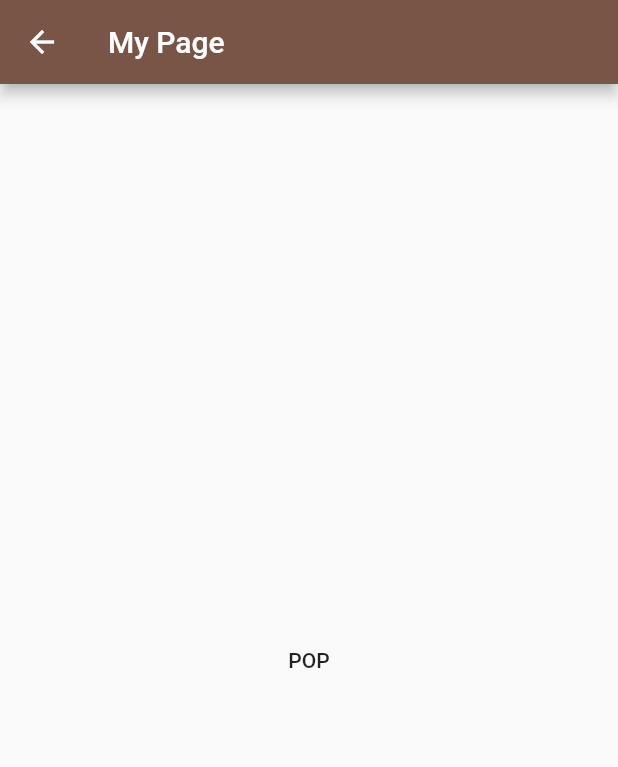
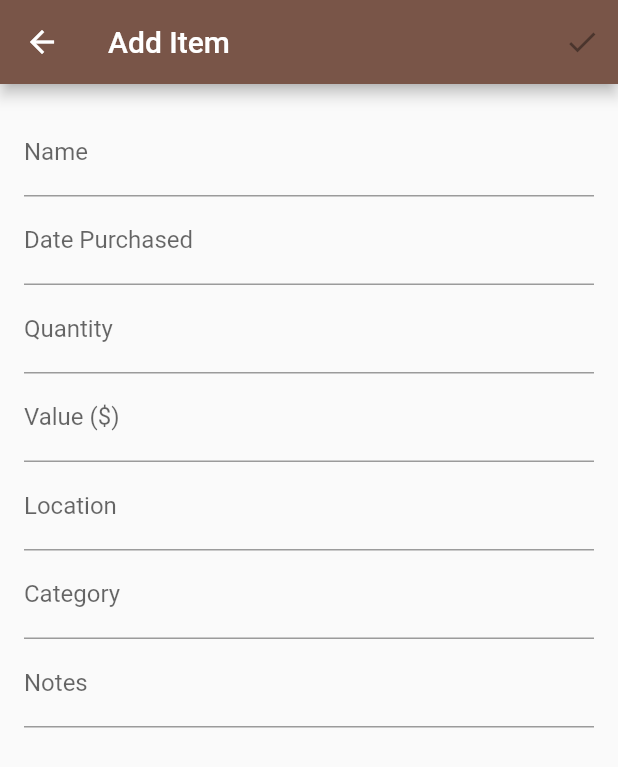
Before and after one commit to sean-scott/inventory-flutter, a Flutter app: the screen it shows after launch, after a tap on the "add" icon, on a phone screen of 412 x 824 dp. Shown: the top 767 px of the screen. Run offline on Flutter 3.47's test engine with Material 2 defaults, Android fonts, the phone set to English and light mode, and no system bars.

Commit message:
Started Add Item page

```diff
--- a/lib/main.dart
+++ b/lib/main.dart
@@ -46,36 +46,68 @@ class MyHomePage extends StatefulWidget {
 }
 
 class _MyHomePageState extends State<MyHomePage> {
-  int _counter = 0;
-
   void _openPage() {
     Navigator.of(context).push(new MaterialPageRoute(
       builder: (BuildContext context){
         return new Scaffold(
-          appBar: new AppBar(title: new Text('My Page')),
-          body: new Center(
-            child: new FlatButton(
-              child: new Text('POP'),
-              onPressed: () {
-                Navigator.of(context).pop();
-              },
+          appBar: new AppBar(
+            title: new Text('Add Item'),
+            actions: <Widget>[
+              new IconButton(
+                icon: new Icon(Icons.done),
+                tooltip: 'Save',
+                onPressed: null,
+              ),
+            ],
+          ),
+          body: new Container(
+            child: new ListView(
+              padding: const EdgeInsets.all(16.0),
+              children: [
+                new TextFormField(
+                  decoration: new InputDecoration(
+                    labelText: 'Name'
+                  ),
+                ),
+                new TextFormField(
+                  keyboardType: TextInputType.datetime,
+                  decoration: new InputDecoration(
+                    labelText: 'Date Purchased'
+                  ),
+                ),
+                new TextFormField(
+                  keyboardType: TextInputType.number,
+                  decoration: new InputDecoration(
+                    labelText: 'Quantity'
+                  ),
+                ),
+                new TextFormField(
+                  keyboardType: TextInputType.number,
+                  decoration: new InputDecoration(
+                    labelText: 'Value (\$)'
+                  ),
+                ),
+                new TextFormField(
+                  decoration: new InputDecoration(
+                    labelText: 'Location'
+                  ),
+                ),
+                new TextFormField(
+                  decoration: new InputDecoration(
+                    labelText: 'Category'
+                  ),
+                ),
+                new TextFormField(
+                  decoration: new InputDecoration(
+                    labelText: 'Notes'
+                  ),
+                ),
+              ],
             ),
           ),
         );
       },
     ));
-  }
-
-  void _incrementCounter() {
-    setState(() {
-      // This call to setState tells the Flutter framework that
-      // something has changed in this State, which causes it to rerun
-      // the build method below so that the display can reflect the
-      // updated values. If we changed _counter without calling
-      // setState(), then the build method would not be called again,
-      // and so nothing would appear to happen.
-      _counter++;
-    });
   }
 
   @override
@@ -93,11 +125,6 @@ class _MyHomePageState extends State<MyHomePage> {
         // our appbar title.
         title: new Text(widget.title),
       ),
-      body: new Center(
-        child: new Text(
-          'Button tapped $_counter time${ _counter == 1 ? '' : 's' }.',
-        ),
-      ),
       floatingActionButton: new FloatingActionButton(
         onPressed: _openPage,
         tooltip: 'Increment',
```
